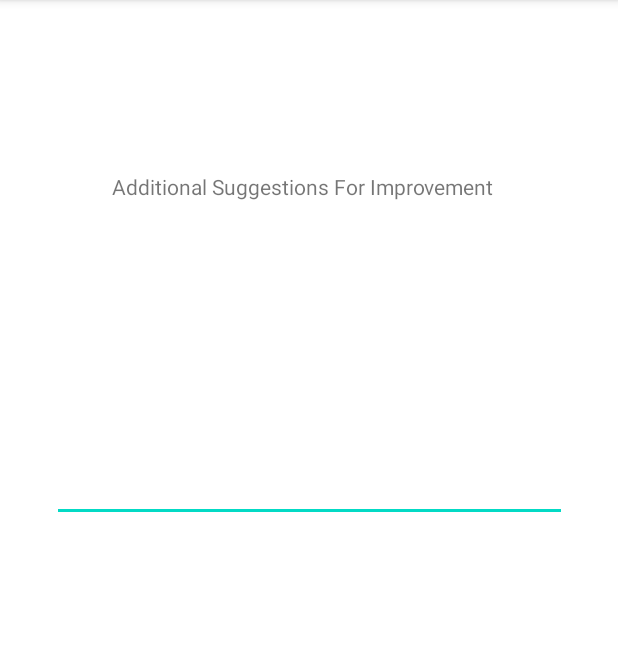
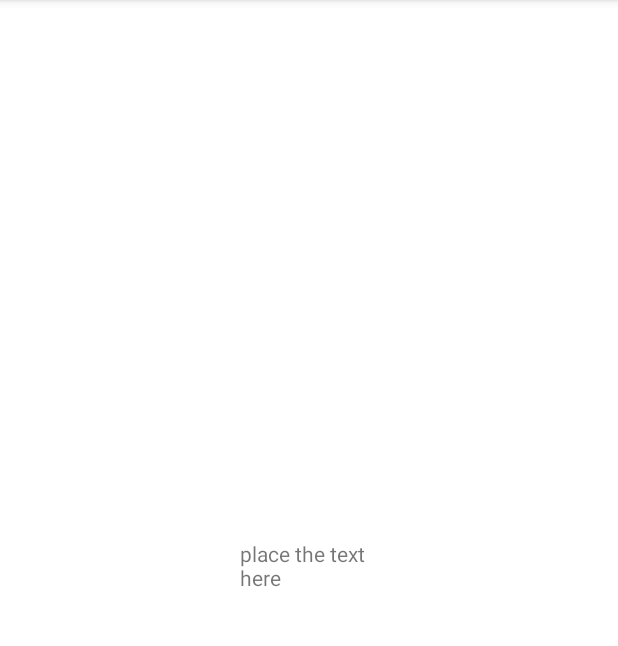
Before and after one commit to ppappala/CMSC436_Final_Project, an Android app: the pageThreeSurvey screen opened directly, with no data from a screen before it, on a phone screen of 412 x 824 dp, the part 84-730 px from its top. Run offline under Robolectric (Android 15) with nearby library versions, the phone set to English and light mode, and no system bars.

Commit message:
last update of the night

```diff
--- a/app/src/main/java/com/example/parkmobilesurvey/pageThreeSurvey.kt
+++ b/app/src/main/java/com/example/parkmobilesurvey/pageThreeSurvey.kt
@@ -16,31 +16,27 @@ class pageThreeSurvey : AppCompatActivity() {
         super.onCreate(savedInstanceState)
         setContentView(R.layout.activity_page_three_survey)
 
-        val parkName = intent.getStringExtra("park")
-        val firstAns = intent.getStringExtra("A1")
-        val secondAns = intent.getStringExtra("A2")
-        val thirdAns = intent.getStringExtra("A3")
-        val fourthAns = intent.getStringExtra("A4")
-        val fifthAns = intent.getStringExtra("A5")
+        val intent1= intent
+
+        val parkName = intent1.getStringExtra("park")
+        val firstAns = intent1.getStringExtra("A1")
+        val secondAns = intent1.getStringExtra("A2")
+        val thirdAns = intent1.getStringExtra("A3")
+        val fourthAns = intent1.getStringExtra("A4")
+        val fifthAns = intent1.getStringExtra("A5")
 
 
-        editText = findViewById(R.id.editText)
+        //editText = findViewById(R.id.editText)
+        test = findViewById(R.id.testText)
+        test.text ="place the text here"
 
-        val sixthAns = editText.text
-        if(sixthAns.length == 0) {
-            Toast.makeText(this, "You must enter feedback", Toast.LENGTH_SHORT).show()
-        }
-        else{
-            Toast.makeText(this, "Survey answers saved", Toast.LENGTH_SHORT).show()
-        }
-
-
-
-
-
-
-
-
+//        val sixthAns = editText.text
+//        if(sixthAns.length == 0) {
+//            Toast.makeText(this, "You must enter feedback", Toast.LENGTH_SHORT).show()
+//        }
+//        else{
+//            Toast.makeText(this, "Survey answers saved", Toast.LENGTH_SHORT).show()
+//        }
 
 
     }
--- a/app/src/main/java/com/example/parkmobilesurvey/pageTwoSurvey.kt
+++ b/app/src/main/java/com/example/parkmobilesurvey/pageTwoSurvey.kt
@@ -15,10 +15,10 @@ class pageTwoSurvey : AppCompatActivity() {
     private lateinit var next2: Button
     private lateinit var group3: RadioGroup
     private lateinit var group4: RadioGroup
-    private lateinit var group5: RadioGroup
+    //private lateinit var group5: RadioGroup you forgot this keya
     private lateinit var radio3: RadioButton
     private lateinit var radio4: RadioButton
-    private lateinit var radio5: RadioButton
+  //  private lateinit var radio5: RadioButton  and this too
 
 
     lateinit var sharedPreferences: SharedPreferences
@@ -30,7 +30,7 @@ class pageTwoSurvey : AppCompatActivity() {
         next2 = findViewById(R.id.next2)
         group3 = findViewById(R.id.radioGroup3)
         group4 = findViewById(R.id.radioGroup4)
-//        group5 = findViewById(R.id.radioGroup5)
+ //       group5 = findViewById(R.id.radioGroup5)
 
 
 
@@ -44,34 +44,36 @@ class pageTwoSurvey : AppCompatActivity() {
 
             //the checked radio button for fifth quesiton
 
-            val check5: Int = group5.checkedRadioButtonId
+            //val check5: Int = group5.checkedRadioButtonId
 
 
-            val intent1 = Intent(this, pageThreeSurvey::class.java)
+
 
             val intent2 = intent
 
-            if(check3 < 0 || check4 < 0 || check5 < 0){
+            if(check3 < 0 || check4 < 0 ){
                 Toast.makeText(this, "You must answer all the questions", Toast.LENGTH_SHORT).show()
 
             }else {
                 radio3 = findViewById(check3)
                 radio4 = findViewById(check4)
-                radio5 = findViewById(check5)
+                //radio5 = findViewById(check5)
 
                 val thirdAns = radio3.text
                 val fourthAns = radio4.text
-                val fifthAns = radio5.text
+             //   val fifthAns = radio5.text
                 val parkName = intent2.getStringExtra("park")
                 val firstAns = intent2.getStringExtra("A1")
                 val secondAns = intent2.getStringExtra("A2")
+
+                val intent1 = Intent(this, pageThreeSurvey::class.java)
 
                 intent1.putExtra("park", parkName)
                 intent1.putExtra("A1", firstAns)
                 intent1.putExtra("A2", secondAns)
                 intent1.putExtra("A3", thirdAns)
                 intent1.putExtra("A4", fourthAns)
-                intent1.putExtra("A5", fifthAns)
+               // intent1.putExtra("A5", fifthAns)
                 startActivity(intent1)
             }
 
--- a/app/src/main/res/layout/activity_page_one_survey.xml
+++ b/app/src/main/res/layout/activity_page_one_survey.xml
@@ -4,9 +4,9 @@
     xmlns:tools="http://schemas.android.com/tools"
     android:layout_width="match_parent"
     android:layout_height="wrap_content"
+    android:fillViewport="true"
     tools:layout_editor_absoluteX="1dp"
-    tools:layout_editor_absoluteY="1dp"
-    android:fillViewport="true">
+    tools:layout_editor_absoluteY="1dp">
 
     <androidx.constraintlayout.widget.ConstraintLayout
         android:layout_width="match_parent"
--- a/app/src/main/res/layout/activity_page_three_survey.xml
+++ b/app/src/main/res/layout/activity_page_three_survey.xml
@@ -9,26 +9,11 @@
 
     <TextView
         android:id="@+id/testText"
-        android:layout_width="263dp"
-        android:layout_height="30dp"
-        android:text="Additional Suggestions For Improvement"
+        android:layout_width="92dp"
+        android:layout_height="50dp"
+        android:text="Test"
         app:layout_constraintBottom_toBottomOf="parent"
         app:layout_constraintEnd_toEndOf="parent"
         app:layout_constraintStart_toStartOf="parent"
-        app:layout_constraintTop_toTopOf="parent"
-        app:layout_constraintVertical_bias="0.155" />
-
-    <EditText
-        android:id="@+id/editText"
-        android:layout_width="343dp"
-        android:layout_height="181dp"
-        android:gravity="top"
-        android:inputType="text|textMultiLine"
-        android:shadowColor="#434343"
-        app:layout_constraintBottom_toBottomOf="parent"
-        app:layout_constraintEnd_toEndOf="parent"
-        app:layout_constraintStart_toStartOf="parent"
-        app:layout_constraintTop_toBottomOf="@+id/testText"
-        app:layout_constraintVertical_bias="0.05" />
-
+        app:layout_constraintTop_toTopOf="parent" />
 </androidx.constraintlayout.widget.ConstraintLayout>
```
